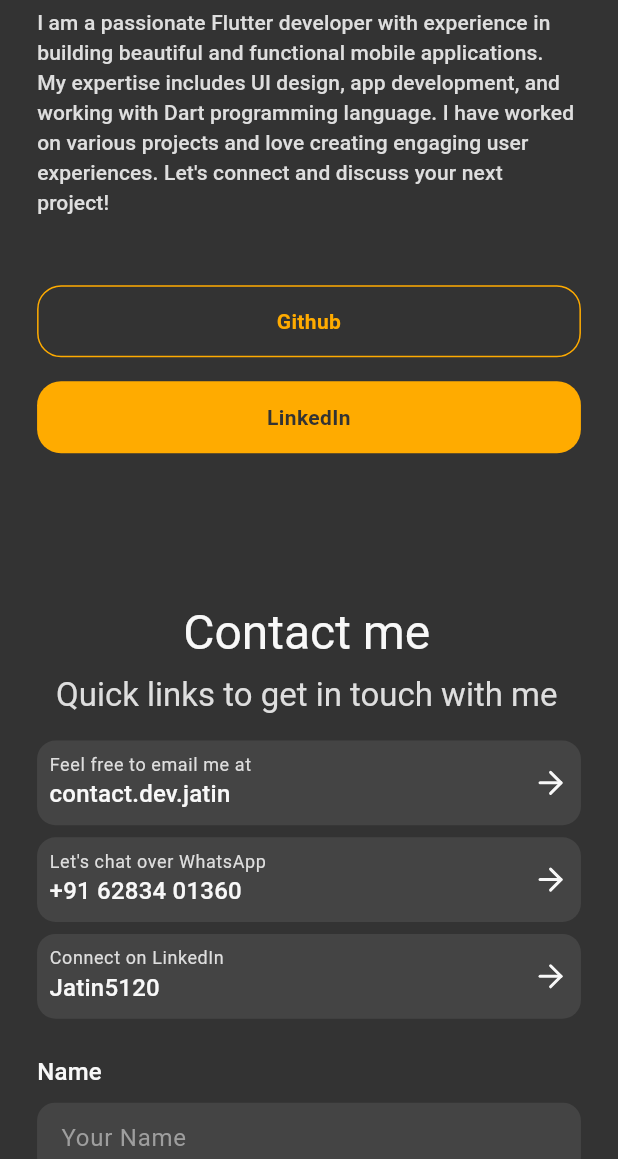
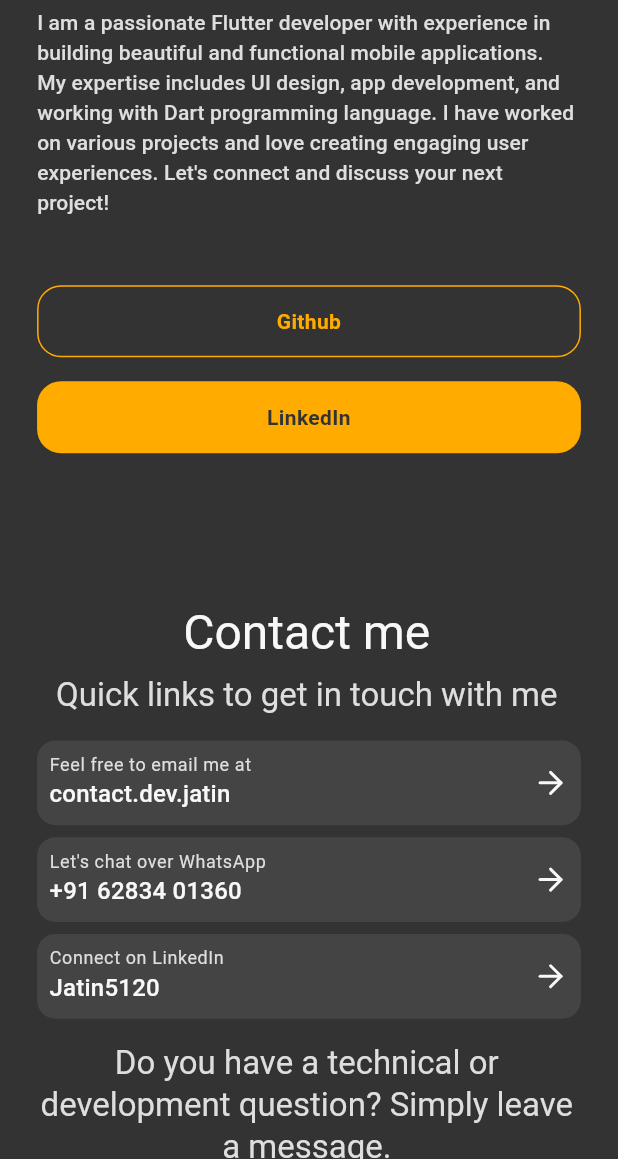
Before and after one commit to Jatin5120/portfolio, a Flutter app: the screen it shows after launch, scrolled down 1152 dp, on a phone screen of 412 x 824 dp, the part 77-1236 px from its top. Run offline on Flutter 3.47's test engine with Material 3 defaults, Android fonts, the phone set to English and light mode, and no system bars; our stand-ins replace firebase_core, flutter_screenutil, flutter_svg, get, google_fonts, rive; accounts and stored records are empty.

Commit message:
fix: social row mobile view, tablet height overflow

```diff
--- a/lib/res/constants/string_contants.dart
+++ b/lib/res/constants/string_contants.dart
@@ -18,6 +18,8 @@
 
   static const String quickLinks = 'Quick links to get in touch with me';
 
+  static const String technicalQuery = 'Do you have a technical or development question? Simply leave a message.';
+
   static const String emailTitle = 'Feel free to email me at';
   static const String whatsappTitle = 'Let\'s chat over WhatsApp';
   static const String linkedinTitle = 'Connect on LinkedIn';
--- a/lib/views/dashboard/views/about_view/about_view.dart
+++ b/lib/views/dashboard/views/about_view/about_view.dart
@@ -1,3 +1,5 @@
+import 'dart:math';
+
 import 'package:flutter/material.dart';
 import 'package:get/get.dart';
 import 'package:portfolio/controllers/controllers.dart';
@@ -20,7 +22,7 @@
       children: [
         Positioned(
           top: AppConstants.aboutMeDividerSpace,
-          width: Get.width,
+          width: context.width,
           child: const Divider(
             color: AppColors.primary,
             height: 1,
--- a/lib/views/dashboard/views/about_view/desktop_large.dart
+++ b/lib/views/dashboard/views/about_view/desktop_large.dart
@@ -7,7 +7,7 @@
   Widget build(BuildContext context) {
     return SizedBox(
       width: double.maxFinite,
-      height: Get.height - Dimens.navbarHeight,
+      height: context.height - Dimens.navbarHeight,
       child: Padding(
         padding: ResponsiveState.desktopLarge.pagePadding,
         child: Column(
--- a/lib/views/dashboard/views/about_view/mobile.dart
+++ b/lib/views/dashboard/views/about_view/mobile.dart
@@ -7,8 +7,8 @@
   Widget build(BuildContext context) {
     return ConstrainedBox(
       constraints: BoxConstraints(
-        maxWidth: Get.width,
-        minHeight: Get.height - Dimens.navbarHeight,
+        maxWidth: context.width,
+        minHeight: context.height - Dimens.navbarHeight,
       ),
       child: Padding(
         padding: ResponsiveState.mobile.pagePadding,
--- a/lib/views/dashboard/views/contact_view/mobile.dart
+++ b/lib/views/dashboard/views/contact_view/mobile.dart
@@ -7,8 +7,8 @@
   Widget build(BuildContext context) {
     return ConstrainedBox(
       constraints: BoxConstraints(
-        maxWidth: Get.width,
-        minHeight: Get.height - Dimens.navbarHeight,
+        maxWidth: context.width,
+        minHeight: context.height - Dimens.navbarHeight,
       ),
       child: Padding(
         padding: ResponsiveState.mobile.pagePadding,
@@ -23,6 +23,7 @@
             AppText(
               StringConstants.quickLinks,
               style: context.textTheme.titleLarge?.withBodyColor,
+              textAlign: TextAlign.center,
             ),
             const SizedBox(height: 16),
             ...ContactItem.values
@@ -31,10 +32,20 @@
                       state: ResponsiveState.mobile,
                     ))
                 .separated(const SizedBox(height: 8)),
+            const SizedBox(height: 16),
+            AppText(
+              StringConstants.technicalQuery,
+              style: context.textTheme.titleLarge?.withBodyColor,
+              textAlign: TextAlign.center,
+            ),
             const SizedBox(height: 24),
             const ContactForm(state: ResponsiveState.mobile),
             const SizedBox(height: 16),
-            const SocialRow(center: true, showName: true),
+            const SocialRow(
+              center: true,
+              showName: true,
+              isMobile: true,
+            ),
           ],
         ),
       ),
--- a/lib/views/dashboard/views/landing_view/desktop.dart
+++ b/lib/views/dashboard/views/landing_view/desktop.dart
@@ -7,7 +7,7 @@
   Widget build(BuildContext context) {
     return SizedBox(
       width: double.maxFinite,
-      height: Get.height - Dimens.navbarHeight,
+      height: context.height - Dimens.navbarHeight,
       child: Padding(
         padding: ResponsiveState.desktop.pagePadding,
         child: Column(
--- a/lib/views/dashboard/views/landing_view/desktop_large.dart
+++ b/lib/views/dashboard/views/landing_view/desktop_large.dart
@@ -7,7 +7,7 @@
   Widget build(BuildContext context) {
     return SizedBox(
       width: double.maxFinite,
-      height: Get.height - Dimens.navbarHeight,
+      height: context.height - Dimens.navbarHeight,
       child: Padding(
         padding: ResponsiveState.desktopLarge.pagePadding,
         child: Column(
--- a/lib/views/dashboard/views/landing_view/landing_view.dart
+++ b/lib/views/dashboard/views/landing_view/landing_view.dart
@@ -1,3 +1,5 @@
+import 'dart:math';
+
 import 'package:flutter/material.dart';
 import 'package:get/get.dart';
 import 'package:google_fonts/google_fonts.dart';
--- a/lib/views/dashboard/views/landing_view/mobile.dart
+++ b/lib/views/dashboard/views/landing_view/mobile.dart
@@ -7,8 +7,8 @@
   Widget build(BuildContext context) {
     return ConstrainedBox(
       constraints: BoxConstraints(
-        maxWidth: Get.width,
-        minHeight: Get.height - Dimens.navbarHeight,
+        maxWidth: context.width,
+        minHeight: context.height - Dimens.navbarHeight,
       ),
       child: Padding(
         padding: ResponsiveState.mobile.pagePadding,
--- a/lib/views/dashboard/widgets/contact_card.dart
+++ b/lib/views/dashboard/widgets/contact_card.dart
@@ -55,7 +55,7 @@
           padding: state.isMobile ? Dimens.edgeInsets8 : Dimens.edgeInsets24,
           width: double.maxFinite,
           decoration: ShapeDecoration(
-            color: isHovering.value ? AppColors.primary.shade700 : context.theme.cardTheme.color,
+            color: isHovering.value ? AppColors.primary : context.theme.cardTheme.color,
             shape: RoundedRectangleBorder(
               borderRadius: BorderRadius.circular(state.isMobile ? Dimens.twelve : Dimens.twentyFour),
             ),
--- a/lib/views/dashboard/widgets/contact_form.dart
+++ b/lib/views/dashboard/widgets/contact_form.dart
@@ -17,7 +17,7 @@
   @override
   Widget build(BuildContext context) {
     return Padding(
-      padding: state == ResponsiveState.desktopLarge ? EdgeInsets.symmetric(horizontal: Get.width * 0.05) : EdgeInsets.zero,
+      padding: state == ResponsiveState.desktopLarge ? EdgeInsets.symmetric(horizontal: context.width * 0.05) : EdgeInsets.zero,
       child: Row(
         crossAxisAlignment: CrossAxisAlignment.center,
         children: [
--- a/lib/widgets/dash_animation.dart
+++ b/lib/widgets/dash_animation.dart
@@ -18,8 +18,8 @@
       id: updateId,
       builder: (controller) => ConstrainedBox(
         constraints: BoxConstraints(
-          maxHeight: min(Get.width, Get.height) * 0.4,
-          minHeight: min(Get.width, Get.height) * 0.2,
+          maxHeight: min(context.width, context.height) * 0.4,
+          minHeight: min(context.width, context.height) * 0.2,
         ),
         child: RiveAnimation.asset(
           AssetConstants.dashAnimation,
```
Also changed, not shown: lib/views/dashboard/views/about_view/tablet.dart (+7 -12 lines), lib/views/dashboard/views/contact_view/desktop.dart (+6 -1 lines), lib/views/dashboard/views/contact_view/desktop_large.dart (+6 -1 lines), lib/views/dashboard/views/contact_view/tablet.dart (+14 -6 lines), lib/views/dashboard/views/landing_view/tablet.dart (+6 -3 lines), lib/widgets/social.dart (+24 -13 lines).
